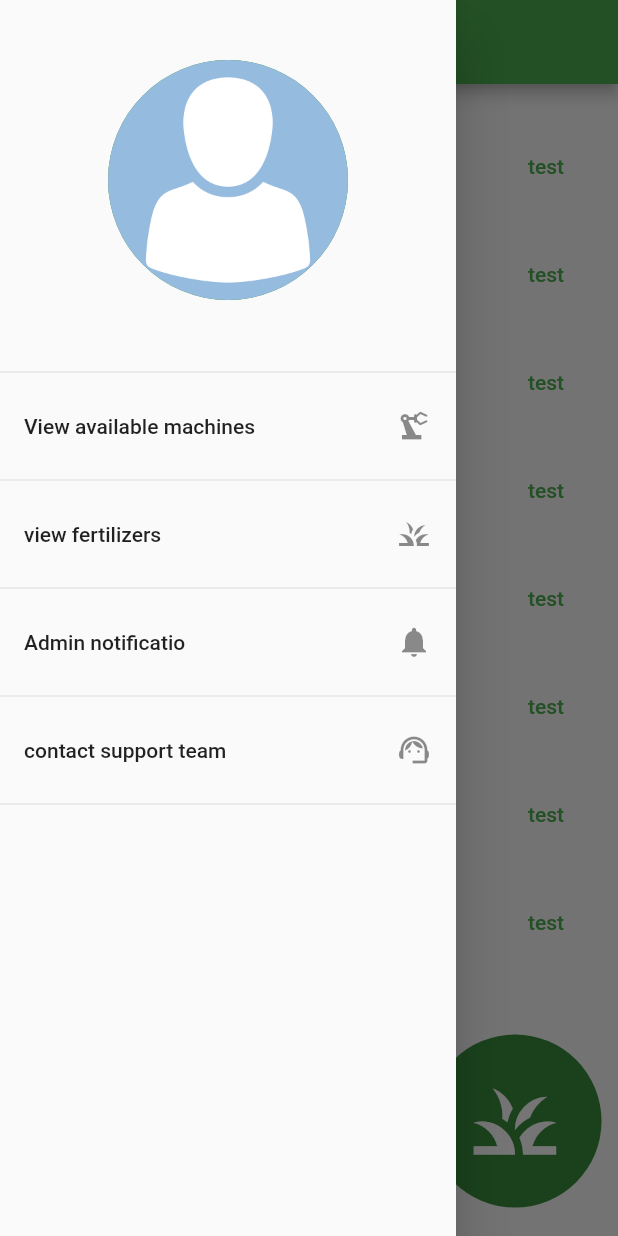
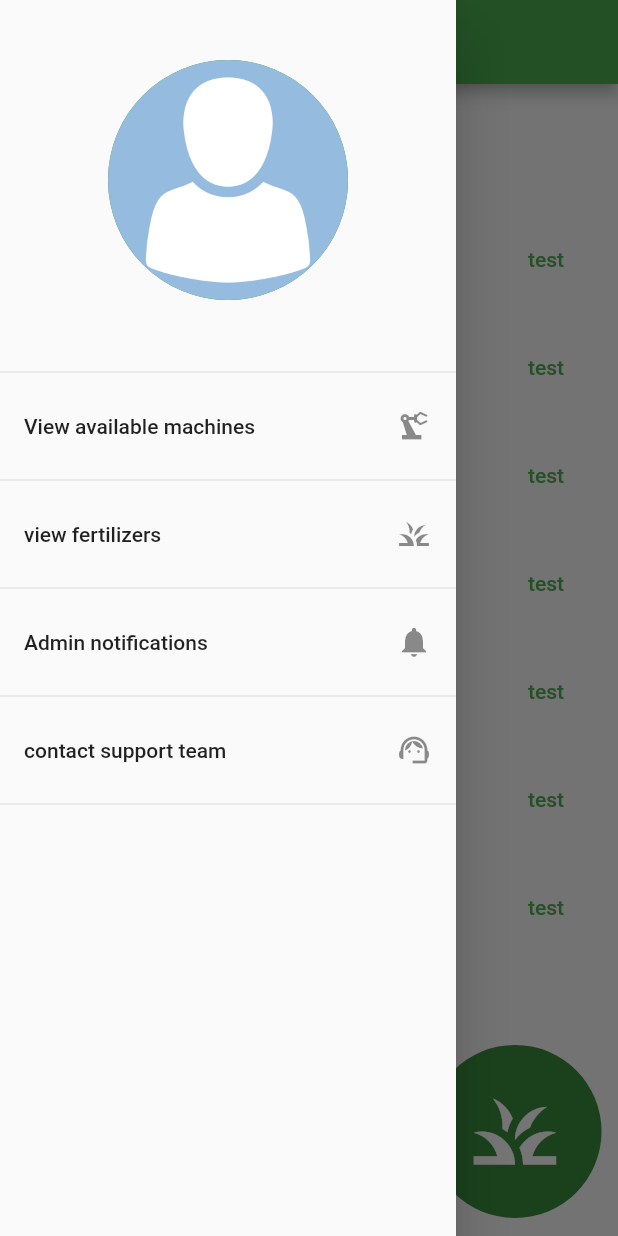
Before and after one commit to ShanuFutura/NRVM_KISAN_SEVA, a Flutter app: the HomePage screen opened by its route, with the side drawer open, on a phone screen of 412 x 824 dp. Run offline on Flutter 3.47's test engine with Material 2 defaults, Android fonts, the light colour scheme and no system bars.

Commit message:
admin notifications

```diff
--- a/lib/main.dart
+++ b/lib/main.dart
@@ -1,3 +1,4 @@
+import 'package:farmers_app/screens/admin_notifications.dart';
 import 'package:farmers_app/screens/crop_view.dart';
 import 'package:farmers_app/screens/faq_list.dart';
 import 'package:farmers_app/screens/fertilizers_list_screen.dart';
@@ -29,6 +30,7 @@ class MainClass extends StatelessWidget {
         FertilizersView.routeName: (context) => FertilizersView(),
         MachinesView.routeName: (context) => MachinesView(),
         FAQList.routeName: (context) => FAQList(),
+        AdminNotifications.routeName: (context) => AdminNotifications(),
       },
     );
   }
--- a/lib/screens/fertilizers_view.dart
+++ b/lib/screens/fertilizers_view.dart
@@ -1,7 +1,7 @@
 import 'package:flutter/material.dart';
 
 class FertilizersView extends StatelessWidget {
-  static const String routeName = 'cropview';
+  static const String routeName = 'ferti';
 
   @override
   Widget build(BuildContext context) {
--- a/lib/screens/home_page.dart
+++ b/lib/screens/home_page.dart
@@ -17,12 +17,23 @@ class HomePage extends StatelessWidget {
     final deviceWidth = MediaQuery.of(context).size.width;
     return Scaffold(
       drawer: FarmersDrawer(),
-      appBar: AppBar(),
+      appBar: AppBar(
+        title: Text('Farmers App'),
+      ),
       body: Column(
         mainAxisAlignment: MainAxisAlignment.spaceAround,
+        crossAxisAlignment: CrossAxisAlignment.start,
         children: [
+          Padding(
+            padding: const EdgeInsets.all(8.0),
+            child: Text(
+              'Crops',
+              style: TextStyle(
+                  fontSize: 25, color: Theme.of(context).primaryColor),
+            ),
+          ),
           Container(
-            height: deviceHeight * .7,
+            height: deviceHeight * .65,
             child: ListView.builder(
                 itemCount: 20,
                 itemBuilder: (context, index) {
--- a/lib/widgets/farmers_drawer.dart
+++ b/lib/widgets/farmers_drawer.dart
@@ -1,3 +1,7 @@
+import 'package:farmers_app/screens/admin_notifications.dart';
+import 'package:farmers_app/screens/faq_list.dart';
+import 'package:farmers_app/screens/fertilizers_list_screen.dart';
+import 'package:farmers_app/screens/machinary_list_screen.dart';
 import 'package:farmers_app/screens/profile_edit_screen.dart';
 import 'package:flutter/material.dart';
 
@@ -38,8 +42,8 @@ class FarmersDrawer extends StatelessWidget {
             title: Text('View available machines'),
             trailing: Icon(Icons.precision_manufacturing),
             onTap: () {
-              //  Navigator.of(context).pushNamed(EmployeesListScreen.routeName);
               Navigator.of(context).pop();
+              Navigator.of(context).pushNamed(MachinaryListScreen.routeName);
             },
           ),
           Divider(),
@@ -48,15 +52,16 @@ class FarmersDrawer extends StatelessWidget {
             trailing: Icon(Icons.grass),
             onTap: () {
               Navigator.of(context).pop();
+              Navigator.of(context).pushNamed(FertilizersListScreen.routeName);
             },
           ),
           Divider(),
           ListTile(
-            title: Text('Admin notificatio'),
+            title: Text('Admin notifications'),
             trailing: Icon(Icons.notifications),
             onTap: () {
-              // Navigator.of(context).pushNamed(ParolList.routeName);
               Navigator.of(context).pop();
+              Navigator.of(context).pushNamed(AdminNotifications.routeName);
             },
           ),
           Divider(),
@@ -64,8 +69,8 @@ class FarmersDrawer extends StatelessWidget {
             title: Text('contact support team'),
             trailing: Icon(Icons.support_agent),
             onTap: () {
-              // Navigator.of(context).pushNamed(FeedBackScreen.routeName);
               Navigator.of(context).pop();
+              Navigator.of(context).pushNamed(FAQList.routeName);
             },
           ),
           Divider(),
```
Also changed, not shown: lib/screens/admin_notifications.dart (added, +28 -0 lines).
